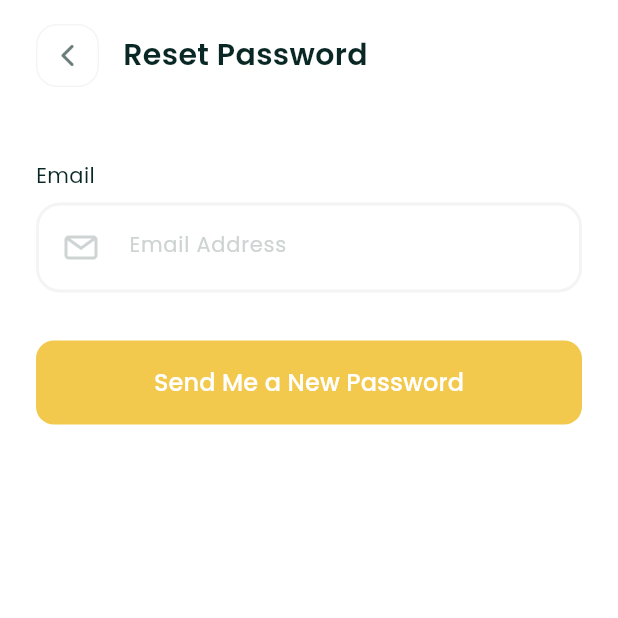
After one commit to Stierlitzx/practice-2-INF-229, a Flutter app: the ResetPassword screen opened directly, on a phone screen of 412 x 824 dp, the top half of it. The commit adds this screen. Run offline on Flutter 3.47's test engine with Material 3 defaults, Android fonts, the phone set to English and light mode, and no system bars.

Commit message:
done fixing

```diff
--- a/lib/Login.dart
+++ b/lib/Login.dart
@@ -1,7 +1,7 @@
 import 'package:flutter/material.dart';
-import 'package:practice_2/Reset_password';
 import 'package:practice_2/Verification.dart';
 import 'package:practice_2/registration.dart';
+import 'package:practice_2/ResetPassword.dart';
 
 class Login extends StatefulWidget {
   const Login({super.key});
@@ -96,8 +96,8 @@ class _LoginState extends State<Login> {
                       onPressed: () {
                         Navigator.push(
                           context,
-                          MaterialPageRoute(builder: (context) => const ResetPassword())
-                          );
+                          MaterialPageRoute(builder: (context) => const ResetPassword()),
+                        );
                       },
                       child: const Text(
                         "Forgot password?"
--- /dev/null
+++ b/lib/ResetPassword.dart
@@ -0,0 +1,108 @@
+import 'package:flutter/material.dart';
+import 'package:practice_2/Registration.dart';
+
+class ResetPassword extends StatefulWidget {
+  const ResetPassword({super.key});
+
+  @override
+  State<ResetPassword> createState() => _ResetPasswordState();
+}
+
+class _ResetPasswordState extends State<ResetPassword> {
+  final TextEditingController emailController = TextEditingController();
+  final FocusNode _focusNode = FocusNode();
+  bool _isFocused = false;
+
+  @override
+  void initState() {
+    super.initState();
+    _focusNode.addListener(() {
+      setState(() {
+        _isFocused = _focusNode.hasFocus;
+      });
+    });
+  }
+
+  @override
+  void dispose() {
+    emailController.dispose();
+    _focusNode.dispose();
+    super.dispose();
+  }
+
+  @override
+  Widget build(BuildContext context) {
+    return PopScope(
+      canPop: true,
+      onPopInvoked: (didPop) {
+        FocusScope.of(context).unfocus();
+      },
+      child: Scaffold(
+        backgroundColor: Color(0xffffffff),
+        body: SafeArea(
+          child: Padding(
+            padding: const EdgeInsets.symmetric(horizontal: 24.0),
+            child: Column(
+              crossAxisAlignment: CrossAxisAlignment.start,
+              children: [
+                SizedBox(height: 16.0),
+                Row(
+                  children: [
+                    GestureDetector(
+                      onTap: () => Navigator.pop(context),
+                      child: Image.asset(
+                        "assets/arrow_back.png",
+                        width: 42,
+                        height: 42,
+                      ),
+                    ),
+                    SizedBox(width: 16.0),
+                    Text(
+                      "Reset Password",
+                      style: TextStyle(
+                        fontFamily: "Poppins",
+                        fontWeight: FontWeight.w600,
+                        fontSize: 20.0,
+                        color: Color(0xff092724),
+                      ),
+                    ),
+                  ],
+                ),
+                SizedBox(height: 49.0),
+
+                CustomTextField(label: "Email", controller: emailController, iconPath: "assets/message.png", hintText: "Email Address", keyboardType: TextInputType.emailAddress),
+                SizedBox(height: 32.0),
+
+                SizedBox(
+                  width: double.infinity,
+                  height: 56,
+                  child: ElevatedButton(
+                    onPressed: () {
+                      print('Send password reset to: ${emailController.text}');
+                    },
+                    style: ElevatedButton.styleFrom(
+                      backgroundColor: Color(0xFFF2C94C),
+                      shape: RoundedRectangleBorder(
+                        borderRadius: BorderRadius.circular(12),
+                      ),
+                      elevation: 0,
+                    ),
+                    child: Text(
+                      'Send Me a New Password',
+                      style: TextStyle(
+                        fontFamily: "Poppins",
+                        color: Colors.white,
+                        fontSize: 16,
+                        fontWeight: FontWeight.w500,
+                      ),
+                    ),
+                  ),
+                ),
+              ],
+            ),
+          ),
+        ),
+      ),
+    );
+  }
+}
```
Also changed, not shown: 1 other file.
